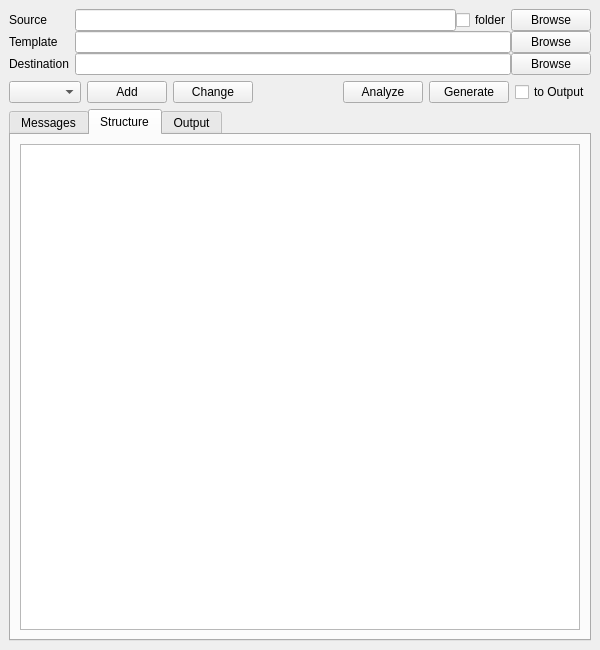
First picture: the form in gui/main_window.ui, repository mintos5/pmuToFPGA, before the edit.
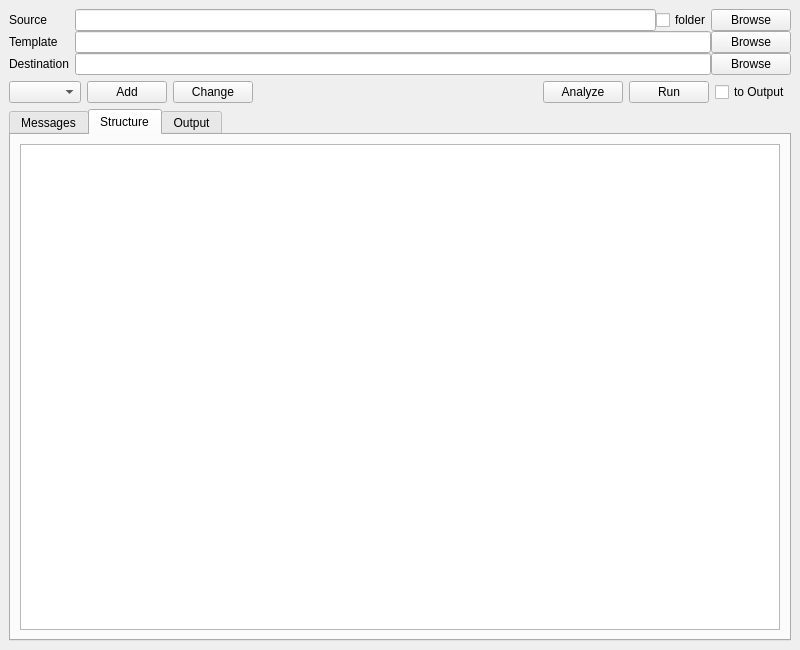
Second picture: the form after the edit. The open tabs and pages were chosen to show the change.

What changed in the file:
```diff
--- a/gui/main_window.ui
+++ b/gui/main_window.ui
@@ -6,7 +6,7 @@
    <rect>
     <x>0</x>
     <y>0</y>
-    <width>600</width>
+    <width>800</width>
     <height>650</height>
    </rect>
   </property>
@@ -152,7 +152,7 @@
       <item>
        <widget class="QPushButton" name="generatePushButton">
         <property name="text">
-         <string>Generate</string>
+         <string>Run</string>
         </property>
        </widget>
       </item>
@@ -234,7 +234,14 @@
        </attribute>
        <layout class="QGridLayout" name="gridLayout">
         <item row="0" column="0">
-         <widget class="QTreeView" name="structureTreeView"/>
+         <widget class="QTreeView" name="structureTreeView">
+          <attribute name="headerMinimumSectionSize">
+           <number>50</number>
+          </attribute>
+          <attribute name="headerStretchLastSection">
+           <bool>false</bool>
+          </attribute>
+         </widget>
         </item>
        </layout>
       </widget>
```
